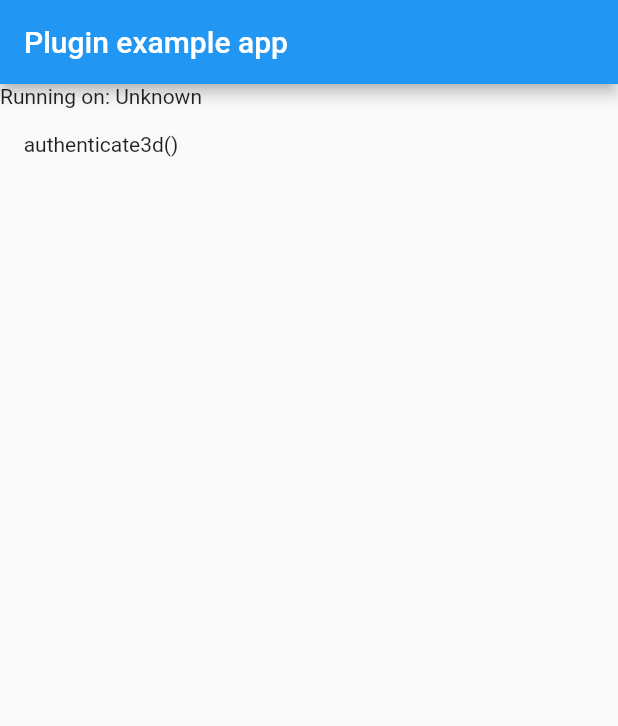
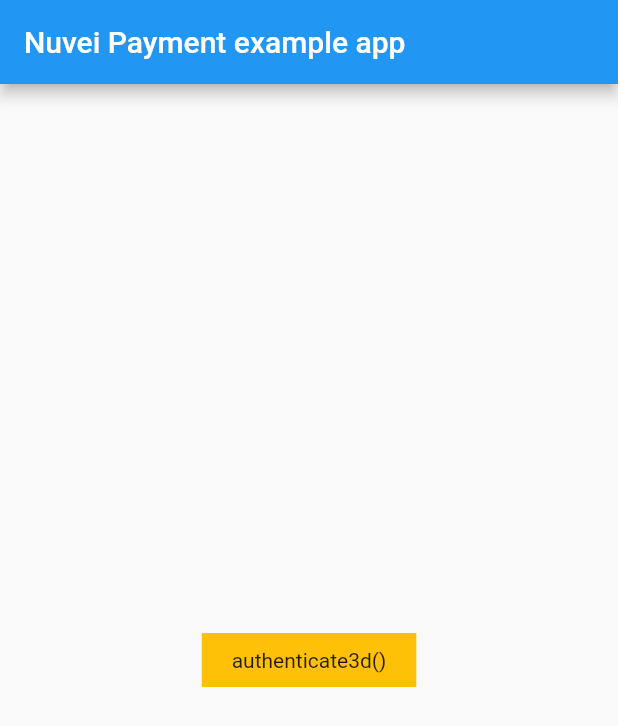
Before and after one commit to TrinhCDanh/payment_test, a Flutter app: the screen it shows after launch, after a tap on "authenticate3d()", on a phone screen of 412 x 824 dp. Shown: the top 726 px of the screen. Run offline on Flutter 3.47's test engine with Material 2 defaults, Android fonts, the phone set to English and light mode, and no system bars; our stand-ins replace plugin_platform_interface.

Commit message:
improve code

```diff
--- a/example/lib/main.dart
+++ b/example/lib/main.dart
@@ -1,9 +1,9 @@
-import 'dart:convert';
-
 import 'package:flutter/material.dart';
 import 'dart:async';
-
 import 'package:flutter/services.dart';
+import 'package:nuvei_payment_wrapper/data/enums.dart';
+import 'package:nuvei_payment_wrapper/models/nv_authenticate3d_input.dart';
+import 'package:nuvei_payment_wrapper/models/nv_authenticate3d_output.dart';
 import 'package:nuvei_payment_wrapper/nuvei_payment_wrapper.dart';
 
 void main() {
@@ -18,47 +18,15 @@ class MyApp extends StatefulWidget {
 }
 
 class _MyAppState extends State<MyApp> {
-  String _platformVersion = 'Unknown';
-  final _nuveiPaymentWrapperPlugin = NuveiPaymentWrapper();
-
   @override
   void initState() {
     super.initState();
-    // initPlatformState();
     initializer();
-  }
-
-  // Platform messages are asynchronous, so we initialize in an async method.
-  Future<void> initPlatformState() async {
-    String platformVersion;
-    // Platform messages may fail, so we use a try/catch PlatformException.
-    // We also handle the message potentially returning null.
-    try {
-      platformVersion = await _nuveiPaymentWrapperPlugin.getPlatformVersion() ??
-          'Unknown platform version';
-    } on PlatformException {
-      platformVersion = 'Failed to get platform version.';
-    }
-
-    // If the widget was removed from the tree while the asynchronous platform
-    // message was in flight, we want to discard the reply rather than calling
-    // setState to update our non-existent appearance.
-    if (!mounted) return;
-
-    setState(() {
-      _platformVersion = platformVersion;
-    });
   }
 
   Future<void> initializer() async {
     try {
-      final Map<String, dynamic> data = {
-        "environment": 'STAGING',
-        "merchantId": '4099004892638267996',
-        "merchantSiteId": '250858',
-        "currency": 'USD',
-      };
-      await _nuveiPaymentWrapperPlugin.initializer(data);
+      await NuveiPaymentWrapper.setup(NVEnvironmentEnum.staging);
     } on PlatformException {
       print("initializer error");
     }
@@ -66,23 +34,25 @@ class _MyAppState extends State<MyApp> {
 
   Future<void> authenticate3d() async {
     try {
-      final Map<String, dynamic> data = {
-        "sessionToken": '36e36ee9-714b-4af5-83a5-67b627898634',
-        "amount": '151',
-        "cardHolderName": "CL-BRW2",
-        "cardNumber": "2221008123677736",
-        "cvv": "999",
-        "monthExpiry": "2",
-        "yearExpiry": "2025",
-      };
-      final String? resultAuthenticate3d =
-          await _nuveiPaymentWrapperPlugin.authenticate3d(data);
-      final Map<String, dynamic> test = jsonDecode(resultAuthenticate3d!);
+      final NVAuthenticate3dInput input = NVAuthenticate3dInput(
+        sessionToken: "8c41e2f5-026b-41f3-a3b8-b549c8a10d01",
+        merchantId: '4099004892638267996',
+        merchantSiteId: '250858',
+        currency: 'USD',
+        amount: "151",
+        cardHolderName: "CL-BRW2",
+        cardNumber: "2221008123677736",
+        cvv: "999",
+        monthExpiry: "2",
+        yearExpiry: "2025",
+      );
+      final NVAuthenticate3dOutput? resultAuthenticate3d =
+          await NuveiPaymentWrapper.authenticate3d(input);
       print("=================");
-      print(test);
+      print(resultAuthenticate3d);
       print("=================");
     } on PlatformException {
-      print("initializer error");
+      print("authenticate3d error");
     }
   }
 
@@ -91,16 +61,26 @@ class _MyAppState extends State<MyApp> {
     return MaterialApp(
       home: Scaffold(
         appBar: AppBar(
-          title: const Text('Plugin example app'),
+          title: const Text('Nuvei Payment example app'),
         ),
-        body: Column(
+        body: Center(
+          child: Column(
+            crossAxisAlignment: CrossAxisAlignment.center,
+            mainAxisAlignment: MainAxisAlignment.center,
             children: [
-            Text('Running on: $_platformVersion\n'),
               GestureDetector(
                 onTap: authenticate3d,
+                child: Container(
+                  color: Colors.amber,
+                  padding: const EdgeInsets.symmetric(
+                    vertical: 10,
+                    horizontal: 20,
+                  ),
                   child: const Text('authenticate3d()'),
                 ),
+              ),
             ],
+          ),
         ),
       ),
     );
--- /dev/null
+++ b/lib/data/constants.dart
@@ -0,0 +1,6 @@
+import 'package:nuvei_payment_wrapper/data/enums.dart';
+
+Map<NVEnvironmentEnum, dynamic> nvEnvironmentText = {
+  NVEnvironmentEnum.staging: "STAGING",
+  NVEnvironmentEnum.production: "PRODUCTION",
+};
--- /dev/null
+++ b/lib/data/enums.dart
@@ -0,0 +1,4 @@
+enum NVEnvironmentEnum {
+  staging,
+  production,
+}
--- /dev/null
+++ b/lib/models/nv_authenticate3d_input.dart
@@ -0,0 +1,53 @@
+class NVAuthenticate3dInput {
+  late final String sessionToken;
+  late final String merchantId;
+  late final String merchantSiteId;
+  late final String currency;
+  late final String amount;
+  late final String cardHolderName;
+  late final String cardNumber;
+  late final String cvv;
+  late final String monthExpiry;
+  late final String yearExpiry;
+
+  NVAuthenticate3dInput({
+    required this.sessionToken,
+    required this.merchantId,
+    required this.merchantSiteId,
+    required this.currency,
+    required this.amount,
+    required this.cardHolderName,
+    required this.cardNumber,
+    required this.cvv,
+    required this.monthExpiry,
+    required this.yearExpiry,
+  });
+
+  NVAuthenticate3dInput.fromJson(Map<String, dynamic> json) {
+    sessionToken = json['sessionToken'];
+    merchantId = json['merchantId'];
+    merchantSiteId = json['merchantSiteId'];
+    currency = json['currency'];
+    amount = json['amount'];
+    cardHolderName = json['cardHolderName'];
+    cardNumber = json['cardNumber'];
+    cvv = json['cvv'];
+    monthExpiry = json['monthExpiry'];
+    yearExpiry = json['yearExpiry'];
+  }
+
+  Map<String, dynamic> toJson() {
+    final Map<String, dynamic> data = <String, dynamic>{};
+    data['sessionToken'] = sessionToken;
+    data['merchantId'] = merchantId;
+    data['merchantSiteId'] = merchantSiteId;
+    data['currency'] = currency;
+    data['amount'] = amount;
+    data['cardHolderName'] = cardHolderName;
+    data['cardNumber'] = cardNumber;
+    data['cvv'] = cvv;
+    data['monthExpiry'] = monthExpiry;
+    data['yearExpiry'] = yearExpiry;
+    return data;
+  }
+}
--- /dev/null
+++ b/lib/models/nv_authenticate3d_output.dart
@@ -0,0 +1,53 @@
+class NVAuthenticate3dOutput {
+  String? cavv;
+  String? eci;
+  String? dsTransID;
+  String? ccTempToken;
+  String? transactionId;
+  String? result;
+  String? transactionStatus;
+  String? errorDescription;
+  int? errCode;
+  String? status;
+
+  NVAuthenticate3dOutput({
+    this.cavv,
+    this.eci,
+    this.dsTransID,
+    this.ccTempToken,
+    this.transactionId,
+    this.result,
+    this.transactionStatus,
+    this.errorDescription,
+    this.errCode,
+    this.status,
+  });
+
+  NVAuthenticate3dOutput.fromJson(Map<String, dynamic> json) {
+    cavv = json['cavv'];
+    eci = json['eci'];
+    dsTransID = json['dsTransID'];
+    ccTempToken = json['ccTempToken'];
+    transactionId = json['transactionId'];
+    result = json['result'];
+    transactionStatus = json['transactionStatus'];
+    errorDescription = json['errorDescription'];
+    errCode = json['errCode'];
+    status = json['status'];
+  }
+
+  Map<String, dynamic> toJson() {
+    final Map<String, dynamic> data = <String, dynamic>{};
+    data['cavv'] = cavv;
+    data['eci'] = eci;
+    data['dsTransID'] = dsTransID;
+    data['ccTempToken'] = ccTempToken;
+    data['transactionId'] = transactionId;
+    data['result'] = result;
+    data['transactionStatus'] = transactionStatus;
+    data['errorDescription'] = errorDescription;
+    data['errCode'] = errCode;
+    data['status'] = status;
+    return data;
+  }
+}
--- a/lib/nuvei_payment_wrapper.dart
+++ b/lib/nuvei_payment_wrapper.dart
@@ -1,15 +1,38 @@
+import 'dart:convert';
+import 'package:nuvei_payment_wrapper/data/constants.dart';
+import 'package:nuvei_payment_wrapper/data/enums.dart';
+import 'package:nuvei_payment_wrapper/models/nv_authenticate3d_input.dart';
+import 'package:nuvei_payment_wrapper/models/nv_authenticate3d_output.dart';
 import 'nuvei_payment_wrapper_platform_interface.dart';
 
 class NuveiPaymentWrapper {
-  Future<String?> getPlatformVersion() {
-    return NuveiPaymentWrapperPlatform.instance.getPlatformVersion();
+  // Check SDK init success or fail
+  static bool isReady = false;
+
+  static Future<void> setup(NVEnvironmentEnum environment) async {
+    isReady = await NuveiPaymentWrapperPlatform.instance
+            .setup(nvEnvironmentText[environment]) ??
+        false;
   }
 
-  Future<bool> initializer(Map<String, dynamic> args) {
-    return NuveiPaymentWrapperPlatform.instance.initializer(args);
+  static Future<NVAuthenticate3dOutput?> authenticate3d(
+    NVAuthenticate3dInput input,
+  ) async {
+    final Map<String, dynamic> args = input.toJson();
+    final String? output =
+        await NuveiPaymentWrapperPlatform.instance.authenticate3d(args);
+
+    if (output == null) {
+      return null;
+    }
+
+    final Map<String, dynamic> outputToJson = jsonDecode(output);
+    return NVAuthenticate3dOutput.fromJson(outputToJson);
   }
 
-  Future<String?> authenticate3d(Map<String, dynamic> args) {
-    return NuveiPaymentWrapperPlatform.instance.authenticate3d(args);
+  static final NuveiPaymentWrapper _instance = NuveiPaymentWrapper._internal();
+  factory NuveiPaymentWrapper() {
+    return _instance;
   }
+  NuveiPaymentWrapper._internal();
 }
--- a/lib/nuvei_payment_wrapper_method_channel.dart
+++ b/lib/nuvei_payment_wrapper_method_channel.dart
@@ -10,16 +10,9 @@ class MethodChannelNuveiPaymentWrapper extends NuveiPaymentWrapperPlatform {
   final methodChannel = const MethodChannel('nuvei_payment_wrapper');
 
   @override
-  Future<String?> getPlatformVersion() async {
-    final version =
-        await methodChannel.invokeMethod<String>('getPlatformVersion');
-    return version;
-  }
-
-  @override
-  Future<bool> initializer(Map<String, dynamic> args) async {
-    await methodChannel.invokeMethod<bool>('initializer', args);
-    return true;
+  Future<bool?> setup(String environment) async {
+    return await methodChannel
+        .invokeMethod<bool>('setup', {"environment": environment});
   }
 
   @override
```
Also changed, not shown: lib/nuvei_payment_wrapper_platform_interface.dart (+2 -6 lines), 10 other files. Lines whose indentation alone changed are shown as unchanged.
